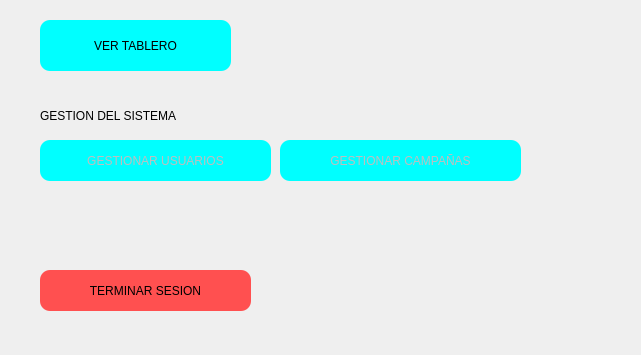
First picture: the form in interfaces/analista_calidad/mainpage_analista_calidad.ui, repository Ersa77/teggium_evaluations, before the edit; both pictures show x 0 to 641 and y 320 to 675 of the 773 by 675 pixel window.
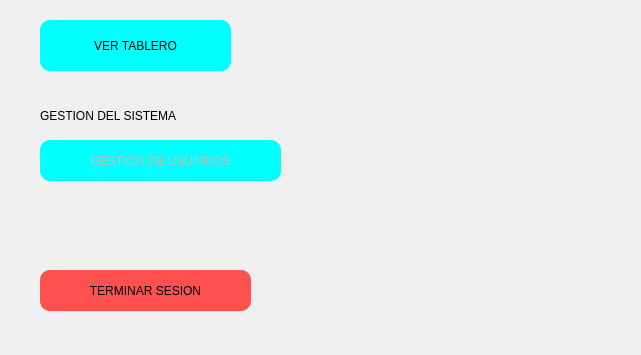
Second picture: the form after the edit. Icons and pictures are not drawn.

The edit to the form file:
```diff
--- a/interfaces/analista_calidad/mainpage_analista_calidad.ui
+++ b/interfaces/analista_calidad/mainpage_analista_calidad.ui
@@ -203,28 +203,12 @@
     <rect>
      <x>40</x>
      <y>460</y>
-     <width>231</width>
-     <height>41</height>
-    </rect>
-   </property>
-   <property name="text">
-    <string>GESTIONAR USUARIOS</string>
-   </property>
-  </widget>
-  <widget class="QPushButton" name="pushButton_2">
-   <property name="enabled">
-    <bool>false</bool>
-   </property>
-   <property name="geometry">
-    <rect>
-     <x>280</x>
-     <y>460</y>
      <width>241</width>
      <height>41</height>
     </rect>
    </property>
    <property name="text">
-    <string>GESTIONAR CAMPAÑAS</string>
+    <string>GESTIÓN DE USUARIOS</string>
    </property>
   </widget>
  </widget>
```
Left out of the diff: 2 changed lines with no effect on the pictures.
